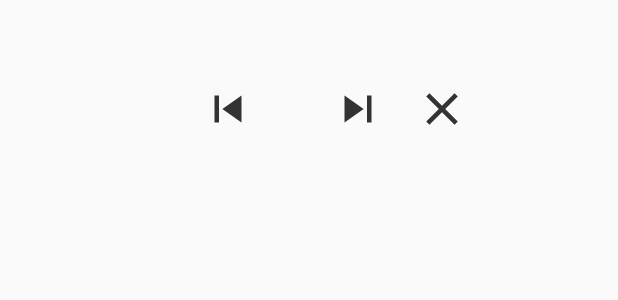
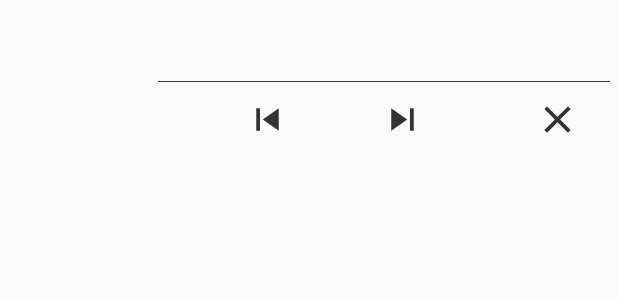
Before and after one commit to srinnix1395/MusicPlayer, an Android app: the layout notification_big_view_music.xml on its own in the app's theme, with its tools: preview values and no code run, on a phone screen of 412 x 824 dp. Shown: the top 300 px of the screen. Run offline under Robolectric (Android 15) with nearby library versions, the phone set to English and light mode, and no system bars.

Commit message:
notification, ui

```diff
--- a/app/src/main/java/com/example/sev_user/musicplayer/activity/MainActivity.java
+++ b/app/src/main/java/com/example/sev_user/musicplayer/activity/MainActivity.java
@@ -389,7 +389,7 @@ public class MainActivity extends AppCompatActivity implements OnClickViewHolder
 
     private void initBottomSheet() {
         behavior = BottomSheetBehavior.from(layoutPlay);
-        behavior.setPeekHeight((int) ImageUtils.convertDpToPixel(50f, this));
+        behavior.setPeekHeight((int) ImageUtils.convertDpToPixel(56f, this));
 
         behavior.setBottomSheetCallback(new BottomSheetBehavior.BottomSheetCallback() {
             @Override
--- a/app/src/main/java/com/example/sev_user/musicplayer/fragment/DetailArtistFragment.java
+++ b/app/src/main/java/com/example/sev_user/musicplayer/fragment/DetailArtistFragment.java
@@ -19,7 +19,6 @@ import com.example.sev_user.musicplayer.adapter.SongAlbumAdapter;
 import com.example.sev_user.musicplayer.constant.Constant;
 import com.example.sev_user.musicplayer.model.Artist;
 import com.example.sev_user.musicplayer.model.SongPlus;
-import com.example.sev_user.musicplayer.utils.ImageUtils;
 
 import java.util.ArrayList;
 
@@ -79,7 +78,7 @@ public class DetailArtistFragment extends Fragment {
         });
 
         tvCover.setText(artist.getName().substring(0, 2));
-        tvCover.setBackgroundColor(ImageUtils.COLORS[3]);
+        tvCover.setBackgroundResource(artist.getColorPlaceHolder());
 
         recyclerViewSong.setLayoutManager(new LinearLayoutManager(getContext()));
         recyclerViewSong.setAdapter(adapter);
--- a/app/src/main/java/com/example/sev_user/musicplayer/service/MusicService.java
+++ b/app/src/main/java/com/example/sev_user/musicplayer/service/MusicService.java
@@ -194,10 +194,8 @@ public class MusicService extends Service {
 
         notification.contentView = views;
 
-//        PendingIntent pi = PendingIntent.getActivity(this, 0, new Intent(this, SplashActivity.class), 0);
         Intent intentNewTask = new Intent(Constant.ACTION_NEW_TASK);
-        PendingIntent pi = PendingIntent.getBroadcast(this, 0, intentNewTask, 0);
-        notification.contentIntent = pi;
+        notification.contentIntent = PendingIntent.getBroadcast(this, 0, intentNewTask, 0);
     }
 
     @Override
--- a/app/src/main/java/com/example/sev_user/musicplayer/viewholder/ArtistViewHolder.java
+++ b/app/src/main/java/com/example/sev_user/musicplayer/viewholder/ArtistViewHolder.java
@@ -46,7 +46,7 @@ public class ArtistViewHolder extends RecyclerView.ViewHolder implements View.On
 
     public void setupViewHolder(Artist artist) {
         this.artist = artist;
-        tvCover.setBackgroundColor(artist.getColorPlaceHolder());
+        tvCover.setBackgroundResource(artist.getColorPlaceHolder());
         tvCover.setText(artist.getName().substring(0, 2));
         tvName.setText(artist.getName());
         tvInfo.setText(artist.getInfo());
--- a/app/src/main/res/drawable/drawable_repeat.xml
+++ b/app/src/main/res/drawable/drawable_repeat.xml
@@ -1,5 +1,5 @@
 <?xml version="1.0" encoding="utf-8"?>
 <selector xmlns:android="http://schemas.android.com/apk/res/android">
-    <item android:drawable="@drawable/ic_repeat_all" android:state_activated="true" />
-    <item android:drawable="@drawable/ic_repeat_gray_none" android:state_activated="false" />
+    <item android:drawable="@drawable/ic_repeat_all" android:state_activated="true"/>
+    <item android:drawable="@drawable/ic_repeat_gray_none" android:state_activated="false"/>
 </selector>
--- a/app/src/main/res/drawable/ic_close.xml
+++ b/app/src/main/res/drawable/ic_close.xml
@@ -1,8 +1,10 @@
 <?xml version="1.0" encoding="utf-8"?>
 <vector xmlns:android="http://schemas.android.com/apk/res/android"
-    android:height="36dp"
-    android:width="36dp"
-    android:viewportWidth="24"
-    android:viewportHeight="24">
-    <path android:fillColor="@color/colorPrimary" android:pathData="M19,6.41L17.59,5L12,10.59L6.41,5L5,6.41L10.59,12L5,17.59L6.41,19L12,13.41L17.59,19L19,17.59L13.41,12L19,6.41Z" />
+        android:width="30dp"
+        android:height="30dp"
+        android:viewportHeight="24"
+        android:viewportWidth="24">
+    <path
+        android:fillColor="#333333"
+        android:pathData="M19,6.41L17.59,5L12,10.59L6.41,5L5,6.41L10.59,12L5,17.59L6.41,19L12,13.41L17.59,19L19,17.59L13.41,12L19,6.41Z"/>
 </vector>
--- a/app/src/main/res/drawable/ic_next.xml
+++ b/app/src/main/res/drawable/ic_next.xml
@@ -1,7 +1,7 @@
 <?xml version="1.0" encoding="utf-8"?>
 <vector xmlns:android="http://schemas.android.com/apk/res/android"
-    android:height="48dp"
-    android:width="48dp"
+    android:height="40dp"
+    android:width="40dp"
     android:viewportWidth="24"
     android:viewportHeight="24">
     <path android:fillColor="#fff" android:pathData="M16,18H18V6H16M6,18L14.5,12L6,6V18Z" />
--- a/app/src/main/res/drawable/ic_next_gray.xml
+++ b/app/src/main/res/drawable/ic_next_gray.xml
@@ -1,8 +1,8 @@
 <?xml version="1.0" encoding="utf-8"?>
 <vector xmlns:android="http://schemas.android.com/apk/res/android"
-    android:height="36dp"
-    android:width="36dp"
+    android:height="30dp"
+    android:width="30dp"
     android:viewportWidth="24"
     android:viewportHeight="24">
-    <path android:fillColor="@color/colorPrimary" android:pathData="M16,18H18V6H16M6,18L14.5,12L6,6V18Z" />
+    <path android:fillColor="#333333" android:pathData="M16,18H18V6H16M6,18L14.5,12L6,6V18Z" />
 </vector>
--- a/app/src/main/res/drawable/ic_prev.xml
+++ b/app/src/main/res/drawable/ic_prev.xml
@@ -1,6 +1,6 @@
 <?xml version="1.0" encoding="utf-8"?><vector xmlns:android="http://schemas.android.com/apk/res/android"
-    android:height="48dp"
-    android:width="48dp"
+    android:height="40dp"
+    android:width="40dp"
     android:viewportWidth="24"
     android:viewportHeight="24">
     <path android:fillColor="#fff" android:pathData="M6,18V6H8V18H6M9.5,12L18,6V18L9.5,12Z" />
--- a/app/src/main/res/drawable/ic_prev_gray.xml
+++ b/app/src/main/res/drawable/ic_prev_gray.xml
@@ -1,10 +1,10 @@
 <?xml version="1.0" encoding="utf-8"?>
 <vector xmlns:android="http://schemas.android.com/apk/res/android"
-    android:width="36dp"
-    android:height="36dp"
+    android:width="30dp"
+    android:height="30dp"
     android:viewportHeight="24"
     android:viewportWidth="24">
     <path
-        android:fillColor="@color/colorPrimary"
+        android:fillColor="#333333"
         android:pathData="M6,18V6H8V18H6M9.5,12L18,6V18L9.5,12Z" />
 </vector>
--- a/app/src/main/res/drawable/ic_repeat_all.xml
+++ b/app/src/main/res/drawable/ic_repeat_all.xml
@@ -1,7 +1,7 @@
 <?xml version="1.0" encoding="utf-8"?>
 <vector xmlns:android="http://schemas.android.com/apk/res/android"
-    android:height="48dp"
-    android:width="48dp"
+    android:height="40dp"
+    android:width="40dp"
     android:viewportWidth="24"
     android:viewportHeight="24">
     <path android:fillColor="#fff" android:pathData="M17,17H7V14L3,18L7,22V19H19V13H17M7,7H17V10L21,6L17,2V5H5V11H7V7Z" />
--- a/app/src/main/res/drawable/ic_repeat_gray_none.xml
+++ b/app/src/main/res/drawable/ic_repeat_gray_none.xml
@@ -1,8 +1,8 @@
 <?xml version="1.0" encoding="utf-8"?>
 <vector xmlns:android="http://schemas.android.com/apk/res/android"
-    android:height="48dp"
-    android:width="48dp"
+    android:height="40dp"
+    android:width="40dp"
     android:viewportWidth="24"
     android:viewportHeight="24">
-    <path android:fillColor="@color/colorGrayDisable" android:pathData="M17,17H7V14L3,18L7,22V19H19V13H17M7,7H17V10L21,6L17,2V5H5V11H7V7Z" />
+    <path android:fillColor="#5e6164" android:pathData="M17,17H7V14L3,18L7,22V19H19V13H17M7,7H17V10L21,6L17,2V5H5V11H7V7Z" />
 </vector>
--- a/app/src/main/res/drawable/ic_shuffle.xml
+++ b/app/src/main/res/drawable/ic_shuffle.xml
@@ -1,7 +1,7 @@
 <?xml version="1.0" encoding="utf-8"?>
 <vector xmlns:android="http://schemas.android.com/apk/res/android"
-    android:height="48dp"
-    android:width="48dp"
+    android:height="40dp"
+    android:width="40dp"
     android:viewportWidth="24"
     android:viewportHeight="24">
     <path android:fillColor="#fff" android:pathData="M14.83,13.41L13.42,14.82L16.55,17.95L14.5,20H20V14.5L17.96,16.54L14.83,13.41M14.5,4L16.54,6.04L4,18.59L5.41,20L17.96,7.46L20,9.5V4M10.59,9.17L5.41,4L4,5.41L9.17,10.58L10.59,9.17Z" />
--- a/app/src/main/res/layout/notification_big_view_music.xml
+++ b/app/src/main/res/layout/notification_big_view_music.xml
@@ -1,19 +1,18 @@
 <?xml version="1.0" encoding="utf-8"?>
 <LinearLayout xmlns:android="http://schemas.android.com/apk/res/android"
               android:layout_width="match_parent"
-    android:layout_height="wrap_content"
+              android:layout_height="100dp"
               android:orientation="horizontal">
 
     <ImageView
         android:id="@+id/imvCover"
-        android:layout_width="0dp"
+        android:layout_width="100dp"
         android:layout_height="match_parent"
-        android:layout_weight="3"
-        android:scaleType="fitCenter" />
+        android:scaleType="fitXY"/>
 
     <RelativeLayout
         android:layout_width="0dp"
-        android:layout_height="wrap_content"
+        android:layout_height="match_parent"
         android:layout_weight="7"
         android:orientation="vertical"
         android:paddingEnd="5dp"
@@ -29,7 +28,7 @@
             android:lines="1"
             android:paddingStart="10dp"
             android:textColor="@color/colorPrimary"
-            android:textSize="16sp" />
+            android:textSize="16sp"/>
 
         <TextView
             android:id="@+id/tvArtist"
@@ -37,68 +36,69 @@
             android:layout_width="match_parent"
             android:layout_height="wrap_content"
             android:layout_below="@+id/tvName"
-            android:layout_marginBottom="5dp"
+            android:layout_marginBottom="10dp"
             android:ellipsize="end"
             android:lines="1"
             android:paddingStart="10dp"
             android:textColor="@color/colorPrimary"
-            android:textSize="12sp" />
+            android:textSize="12sp"/>
 
-        <!--<View-->
-        <!--android:id="@+id/viewLine"-->
-        <!--android:layout_width="match_parent"-->
-        <!--android:layout_height="0.5dp"-->
-        <!--android:layout_below="@+id/tvArtist"-->
-        <!--android:background="@color/colorPrimary" />-->
+        <ImageView
+            android:id="@+id/viewLine"
+            android:layout_width="match_parent"
+            android:layout_height="0.5dp"
+            android:layout_below="@id/tvArtist"
+            android:paddingEnd="-5dp"
+            android:paddingStart="-5dp"
+            android:src="@color/colorPrimary"/>
 
-        <RelativeLayout
+        <LinearLayout
+            android:id="@+id/layoutControl"
             android:layout_width="match_parent"
-            android:layout_height="wrap_content"
+            android:layout_height="match_parent"
             android:layout_below="@+id/tvArtist"
             android:layout_marginTop="5dp"
-            android:layout_weight="2"
+            android:layout_toStartOf="@+id/imvClose"
+            android:gravity="center"
             android:paddingStart="5dp">
 
             <ImageView
                 android:id="@+id/imvPre"
                 android:layout_width="wrap_content"
                 android:layout_height="wrap_content"
-                android:layout_centerVertical="true"
                 android:background="?android:attr/selectableItemBackground"
                 android:clickable="true"
-                android:src="@drawable/ic_prev_gray" />
+                android:src="@drawable/ic_prev_gray"/>
 
             <ImageView
                 android:id="@+id/imvPlay"
                 android:layout_width="wrap_content"
                 android:layout_height="wrap_content"
-                android:layout_centerVertical="true"
-                android:layout_marginEnd="25dp"
-                android:layout_marginStart="25dp"
-                android:layout_toEndOf="@+id/imvPre"
+                android:layout_marginEnd="30dp"
+                android:layout_marginStart="30dp"
                 android:background="?android:attr/selectableItemBackground"
-                android:clickable="true" />
+                android:clickable="true"/>
 
             <ImageView
                 android:id="@+id/imvNext"
                 android:layout_width="wrap_content"
                 android:layout_height="wrap_content"
-                android:layout_centerVertical="true"
-                android:layout_toEndOf="@+id/imvPlay"
                 android:background="?android:attr/selectableItemBackground"
                 android:clickable="true"
-                android:src="@drawable/ic_next_gray" />
+                android:src="@drawable/ic_next_gray"/>
+        </LinearLayout>
 
         <ImageView
             android:id="@+id/imvClose"
-                android:layout_width="wrap_content"
-                android:layout_height="wrap_content"
-                android:layout_centerInParent="true"
-                android:layout_marginStart="20dp"
-                android:layout_toEndOf="@+id/imvNext"
+            android:layout_width="50dp"
+            android:layout_height="match_parent"
+            android:layout_alignParentEnd="true"
+            android:layout_alignTop="@id/layoutControl"
+            android:layout_marginEnd="10dp"
+            android:layout_marginStart="10dp"
             android:background="?android:attr/selectableItemBackground"
             android:clickable="true"
-                android:src="@drawable/ic_close" />
-        </RelativeLayout>
+            android:scaleType="center"
+            android:src="@drawable/ic_close"/>
     </RelativeLayout>
 </LinearLayout>
```
Also changed, not shown: app/src/main/res/drawable/ic_pause_48_gray.xml (+7 -5 lines), app/src/main/res/drawable/ic_play_gray_48.xml (+7 -5 lines), app/src/main/res/drawable/ic_shuffle_gray.xml (+6 -6 lines), app/src/main/res/layout/activity_main.xml (+9 -24 lines), app/src/main/res/layout/notification_view_music.xml (+21 -18 lines). Lines whose indentation alone changed are shown as unchanged.
